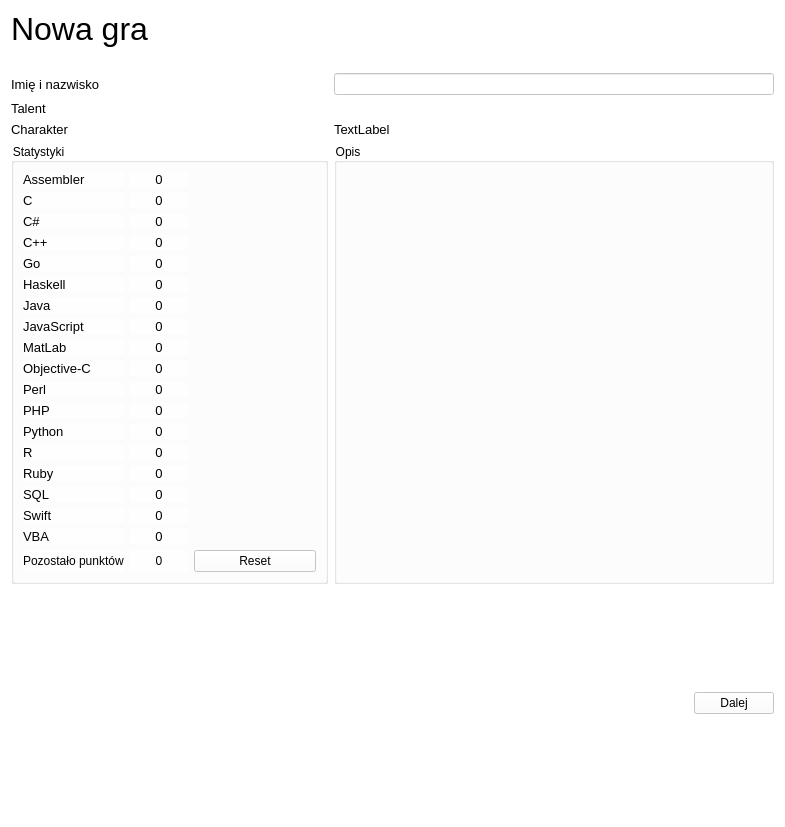
Before: the Qt Designer form game/newgameform.ui in Barto-Paja/startUpDay, drawn with Qt 5.
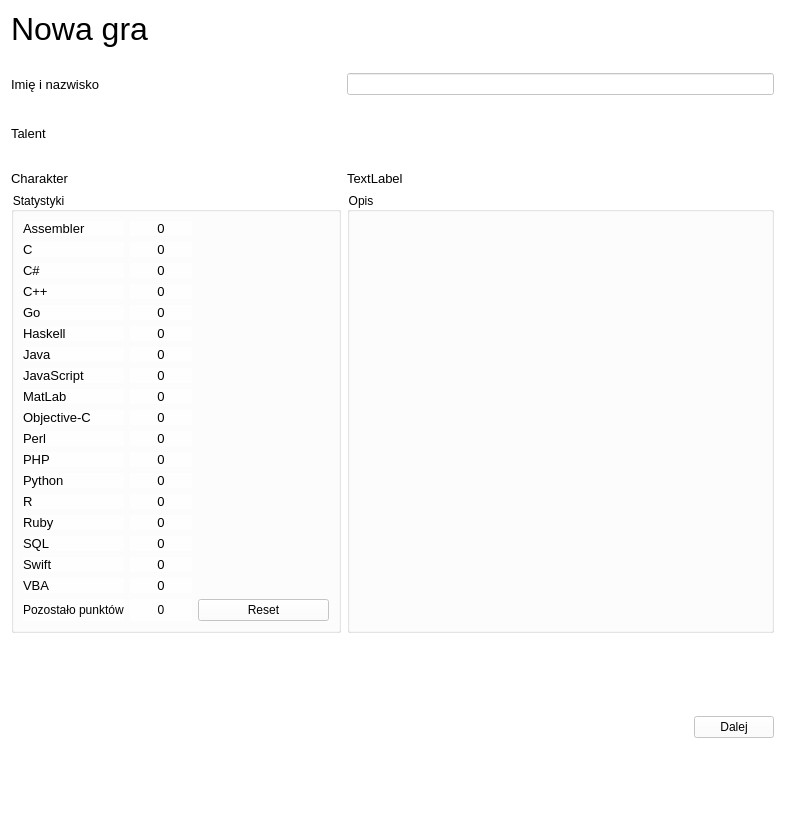
After: the same form once the commit is applied. Icons and pictures are not drawn.

```diff
--- a/game/newgameform.ui
+++ b/game/newgameform.ui
@@ -30,22 +30,6 @@
      </property>
     </spacer>
    </item>
-   <item row="4" column="3">
-    <widget class="QPushButton" name="pushButton_TalentLevelDown">
-     <property name="styleSheet">
-      <string notr="true">background: none;
-background-color: transparent;
-border: none;</string>
-     </property>
-     <property name="text">
-      <string/>
-     </property>
-     <property name="icon">
-      <iconset resource="resources.qrc">
-       <normaloff>:/images/images/down.png</normaloff>:/images/images/down.png</iconset>
-     </property>
-    </widget>
-   </item>
    <item row="0" column="0">
     <widget class="QLabel" name="label">
      <property name="font">
@@ -58,14 +42,7 @@
      </property>
     </widget>
    </item>
-   <item row="8" column="1" colspan="3">
-    <widget class="QGroupBox" name="groupBox">
-     <property name="title">
-      <string>Opis</string>
-     </property>
-    </widget>
-   </item>
-   <item row="8" column="0">
+   <item row="12" column="0">
     <widget class="QGroupBox" name="groupBox_2">
      <property name="title">
       <string>Statystyki</string>
@@ -1175,64 +1152,9 @@
      </property>
     </widget>
    </item>
-   <item row="3" column="1" colspan="3">
+   <item row="3" column="1" colspan="4">
     <widget class="QLineEdit" name="lineEdit_Name"/>
    </item>
-   <item row="4" column="2">
-    <widget class="QPushButton" name="pushButton_TalentLevelUp">
-     <property name="styleSheet">
-      <string notr="true">background: none;
-background-color: transparent;
-border: none;</string>
-     </property>
-     <property name="text">
-      <string/>
-     </property>
-     <property name="icon">
-      <iconset resource="resources.qrc">
-       <normaloff>:/images/images/upload.png</normaloff>:/images/images/upload.png</iconset>
-     </property>
-    </widget>
-   </item>
-   <item row="5" column="0">
-    <widget class="QLabel" name="label_Character">
-     <property name="font">
-      <font>
-       <pointsize>10</pointsize>
-      </font>
-     </property>
-     <property name="text">
-      <string>Charakter</string>
-     </property>
-    </widget>
-   </item>
-   <item row="4" column="1">
-    <widget class="QLabel" name="label_TalentLevelStars">
-     <property name="maximumSize">
-      <size>
-       <width>164</width>
-       <height>32</height>
-      </size>
-     </property>
-     <property name="font">
-      <font>
-       <pointsize>10</pointsize>
-      </font>
-     </property>
-     <property name="text">
-      <string/>
-     </property>
-     <property name="pixmap">
-      <pixmap resource="resources.qrc">:/images/images/stars1.png</pixmap>
-     </property>
-     <property name="scaledContents">
-      <bool>true</bool>
-     </property>
-     <property name="alignment">
-      <set>Qt::AlignCenter</set>
-     </property>
-    </widget>
-   </item>
    <item row="1" column="0">
     <spacer name="horizontalSpacer_2">
      <property name="orientation">
@@ -1246,19 +1168,32 @@
      </property>
     </spacer>
    </item>
-   <item row="5" column="1">
-    <widget class="QLabel" name="label_CharacterValue">
-     <property name="font">
-      <font>
-       <pointsize>10</pointsize>
-      </font>
-     </property>
-     <property name="text">
-      <string>TextLabel</string>
-     </property>
-    </widget>
-   </item>
    <item row="9" column="0">
+    <widget class="QLabel" name="label_Character">
+     <property name="font">
+      <font>
+       <pointsize>10</pointsize>
+      </font>
+     </property>
+     <property name="text">
+      <string>Charakter</string>
+     </property>
+    </widget>
+   </item>
+   <item row="13" column="1" colspan="3">
+    <spacer name="horizontalSpacer_3">
+     <property name="orientation">
+      <enum>Qt::Horizontal</enum>
+     </property>
+     <property name="sizeHint" stdset="0">
+      <size>
+       <width>40</width>
+       <height>20</height>
+      </size>
+     </property>
+    </spacer>
+   </item>
+   <item row="13" column="0">
     <spacer name="verticalSpacer">
      <property name="orientation">
       <enum>Qt::Vertical</enum>
@@ -1271,7 +1206,7 @@
      </property>
     </spacer>
    </item>
-   <item row="4" column="0">
+   <item row="8" column="0">
     <widget class="QLabel" name="label_Talent">
      <property name="font">
       <font>
@@ -1283,26 +1218,109 @@
      </property>
     </widget>
    </item>
-   <item row="9" column="1" colspan="2">
-    <spacer name="horizontalSpacer_3">
-     <property name="orientation">
-      <enum>Qt::Horizontal</enum>
+   <item row="9" column="1">
+    <widget class="QLabel" name="label_CharacterValue">
+     <property name="font">
+      <font>
+       <pointsize>10</pointsize>
+      </font>
      </property>
-     <property name="sizeHint" stdset="0">
-      <size>
-       <width>40</width>
-       <height>20</height>
-      </size>
+     <property name="text">
+      <string>TextLabel</string>
      </property>
-    </spacer>
+    </widget>
    </item>
-   <item row="9" column="3">
+   <item row="13" column="4">
     <widget class="QPushButton" name="pushButton_Next">
      <property name="text">
       <string>Dalej</string>
      </property>
     </widget>
    </item>
+   <item row="12" column="1" colspan="4">
+    <widget class="QGroupBox" name="groupBox">
+     <property name="title">
+      <string>Opis</string>
+     </property>
+    </widget>
+   </item>
+   <item row="8" column="1" colspan="4">
+    <widget class="QGroupBox" name="groupBox_3">
+     <property name="minimumSize">
+      <size>
+       <width>0</width>
+       <height>64</height>
+      </size>
+     </property>
+     <property name="styleSheet">
+      <string notr="true">border: none;</string>
+     </property>
+     <property name="title">
+      <string/>
+     </property>
+     <layout class="QHBoxLayout" name="horizontalLayout">
+      <item>
+       <widget class="QLabel" name="label_TalentLevelStars">
+        <property name="maximumSize">
+         <size>
+          <width>164</width>
+          <height>32</height>
+         </size>
+        </property>
+        <property name="font">
+         <font>
+          <pointsize>10</pointsize>
+         </font>
+        </property>
+        <property name="text">
+         <string/>
+        </property>
+        <property name="pixmap">
+         <pixmap resource="resources.qrc">:/images/images/stars1.png</pixmap>
+        </property>
+        <property name="scaledContents">
+         <bool>true</bool>
+        </property>
+        <property name="alignment">
+         <set>Qt::AlignCenter</set>
+        </property>
+       </widget>
+      </item>
+      <item>
+       <widget class="QPushButton" name="pushButton_TalentLevelUp">
+        <property name="styleSheet">
+         <string notr="true">background-color: rgba(255, 255, 255, 125);
+border-color: rgba(255, 255, 255, 125);
+border: none;</string>
+        </property>
+        <property name="text">
+         <string/>
+        </property>
+        <property name="icon">
+         <iconset resource="resources.qrc">
+          <normaloff>:/images/images/upload.png</normaloff>:/images/images/upload.png</iconset>
+        </property>
+       </widget>
+      </item>
+      <item>
+       <widget class="QPushButton" name="pushButton_TalentLevelDown">
+        <property name="styleSheet">
+         <string notr="true">background: none;
+background-color: transparent;
+border: none;</string>
+        </property>
+        <property name="text">
+         <string/>
+        </property>
+        <property name="icon">
+         <iconset resource="resources.qrc">
+          <normaloff>:/images/images/down.png</normaloff>:/images/images/down.png</iconset>
+        </property>
+       </widget>
+      </item>
+     </layout>
+    </widget>
+   </item>
   </layout>
  </widget>
  <resources>
```
